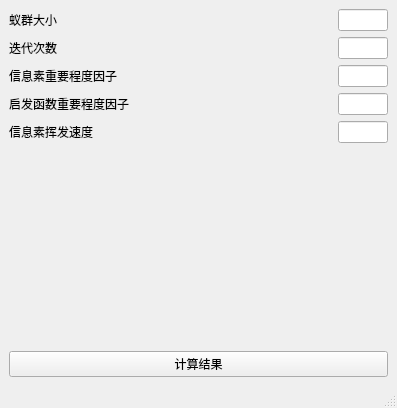
This is mainwindow.ui in HK560/TSPwithACO as Qt 5 draws it before an edit. The edited form follows.
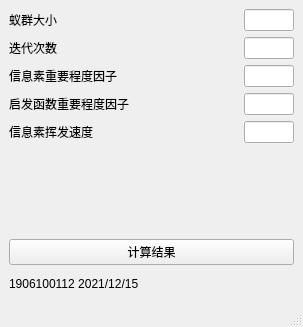
This is the edited form.

```diff
--- a/mainwindow.ui
+++ b/mainwindow.ui
@@ -6,12 +6,12 @@
    <rect>
     <x>0</x>
     <y>0</y>
-    <width>397</width>
-    <height>408</height>
+    <width>303</width>
+    <height>327</height>
    </rect>
   </property>
   <property name="windowTitle">
-   <string>MainWindow</string>
+   <string>TSPwithACO</string>
   </property>
   <widget class="QWidget" name="centralwidget">
    <layout class="QVBoxLayout" name="verticalLayout_4">
@@ -193,12 +193,19 @@
       </item>
       <item>
        <layout class="QVBoxLayout" name="verticalLayout_2">
+        <item>
+         <widget class="QLabel" name="timeLabel">
+          <property name="text">
+           <string/>
+          </property>
+         </widget>
+        </item>
         <item>
          <widget class="QLabel" name="outputLabel">
           <property name="minimumSize">
            <size>
             <width>0</width>
-            <height>99</height>
+            <height>44</height>
            </size>
           </property>
           <property name="text">
@@ -227,6 +234,13 @@
       </item>
      </layout>
     </item>
+    <item>
+     <widget class="QLabel" name="label">
+      <property name="text">
+       <string>1906100112 2021/12/15</string>
+      </property>
+     </widget>
+    </item>
    </layout>
   </widget>
   <widget class="QMenuBar" name="menubar">
@@ -234,8 +248,8 @@
     <rect>
      <x>0</x>
      <y>0</y>
-     <width>397</width>
-     <height>25</height>
+     <width>303</width>
+     <height>20</height>
     </rect>
    </property>
   </widget>
```
